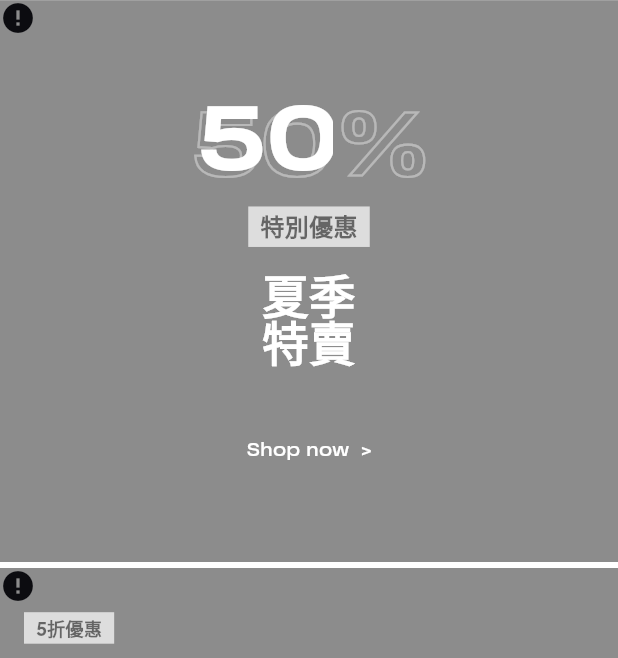
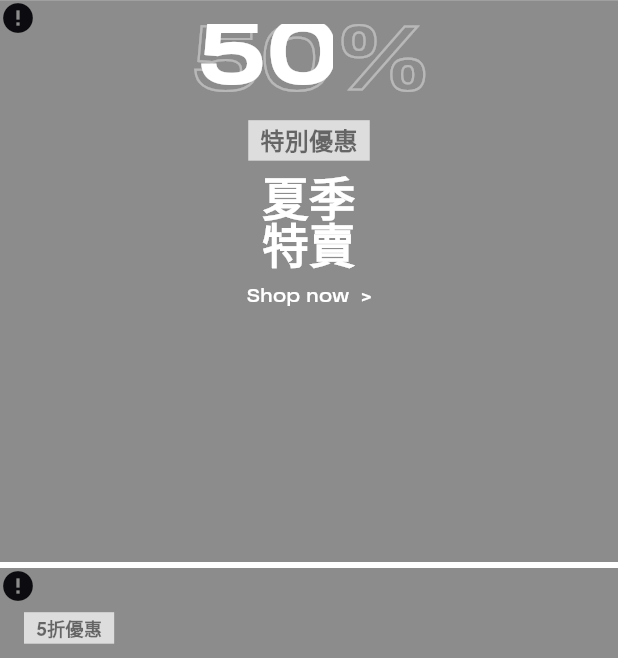
Before and after one commit to beta0221/kingpork-app, a Flutter app: the HomeScreen screen opened by its route, scrolled down 1728 dp, on a phone screen of 412 x 824 dp, the part 578-1236 px from its top. Run offline on Flutter 3.47's test engine with Material 3 defaults, Android fonts, the light colour scheme and no system bars; drawn by our look-alikes of cached_network_image; our stand-ins replace connectivity_plus, flutter_rating_bar, flutter_svg, flutter_widget_from_html_core, form_field_validator, share_plus and 2 more; missing offline and left inert: flutter_inappwebview; accounts and stored records are empty; network calls fail.

Commit message:
fix android

```diff
--- a/lib/components/Banner/L/banner_l_style_1.dart
+++ b/lib/components/Banner/L/banner_l_style_1.dart
@@ -30,13 +30,13 @@ class BannerLStyle1 extends StatelessWidget {
           padding: const EdgeInsets.all(defaultPadding),
           child: Column(
             mainAxisAlignment: MainAxisAlignment.center,
+            mainAxisSize: MainAxisSize.min,
             children: [
-              const Spacer(),
               DefaultTextStyle(
                 style: const TextStyle(
                   fontFamily: grandisExtendedFont,
                   fontSize: 60,
-                  height: 1.2,
+                  height: 1.0,
                   fontWeight: FontWeight.bold,
                   color: Colors.white,
                 ),
@@ -77,6 +77,7 @@ class BannerLStyle1 extends StatelessWidget {
               ),
               if (subtitle != null)
                 Container(
+                  margin: const EdgeInsets.only(top: 4),
                   padding: const EdgeInsets.symmetric(
                       horizontal: defaultPadding / 2,
                       vertical: defaultPadding / 8),
@@ -90,7 +91,7 @@ class BannerLStyle1 extends StatelessWidget {
                     ),
                   ),
                 ),
-              const SizedBox(height: defaultPadding),
+              const SizedBox(height: 8),
               Text(
                 title.toUpperCase(),
                 textAlign: TextAlign.center,
@@ -102,7 +103,7 @@ class BannerLStyle1 extends StatelessWidget {
                   height: 1,
                 ),
               ),
-              const Spacer(),
+              const SizedBox(height: 12),
               const Text(
                 "Shop now  >",
                 style: TextStyle(
@@ -112,7 +113,6 @@ class BannerLStyle1 extends StatelessWidget {
                   color: Colors.white,
                 ),
               ),
-              const Spacer(),
             ],
           ),
         ),
```
Also changed, not shown: 1 other file.
